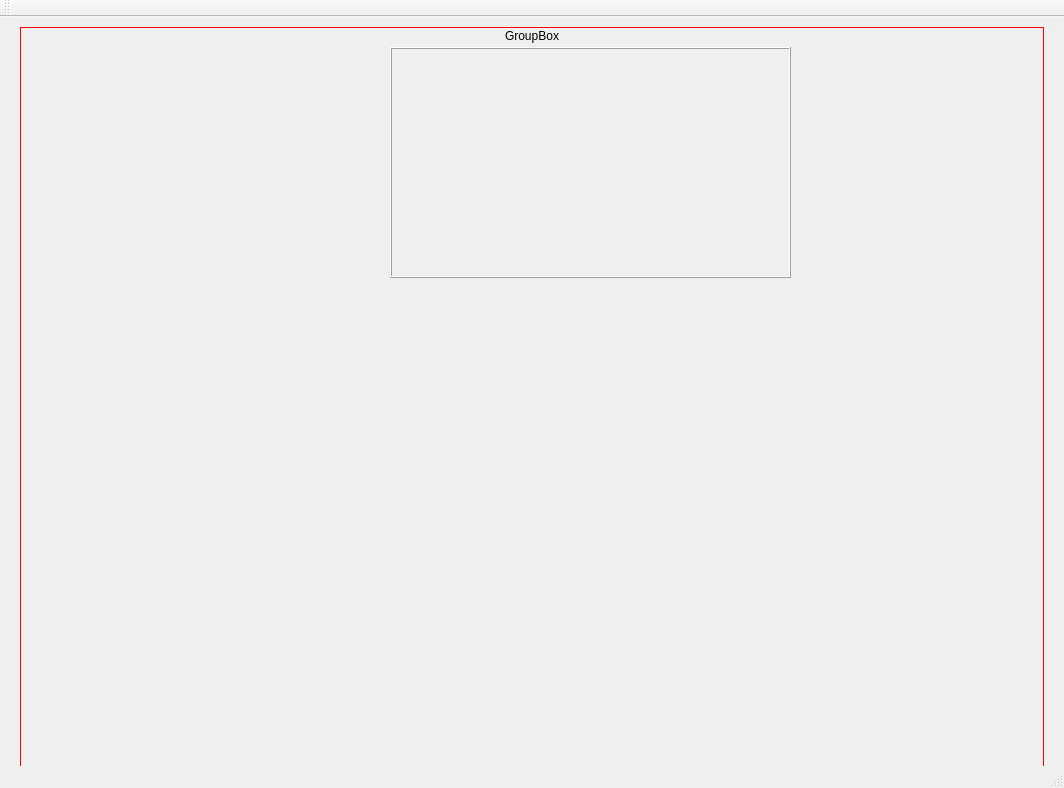
The window that mainwindow.ui (Ruj89/infmedica) describes before a commit, drawn with Qt 5.
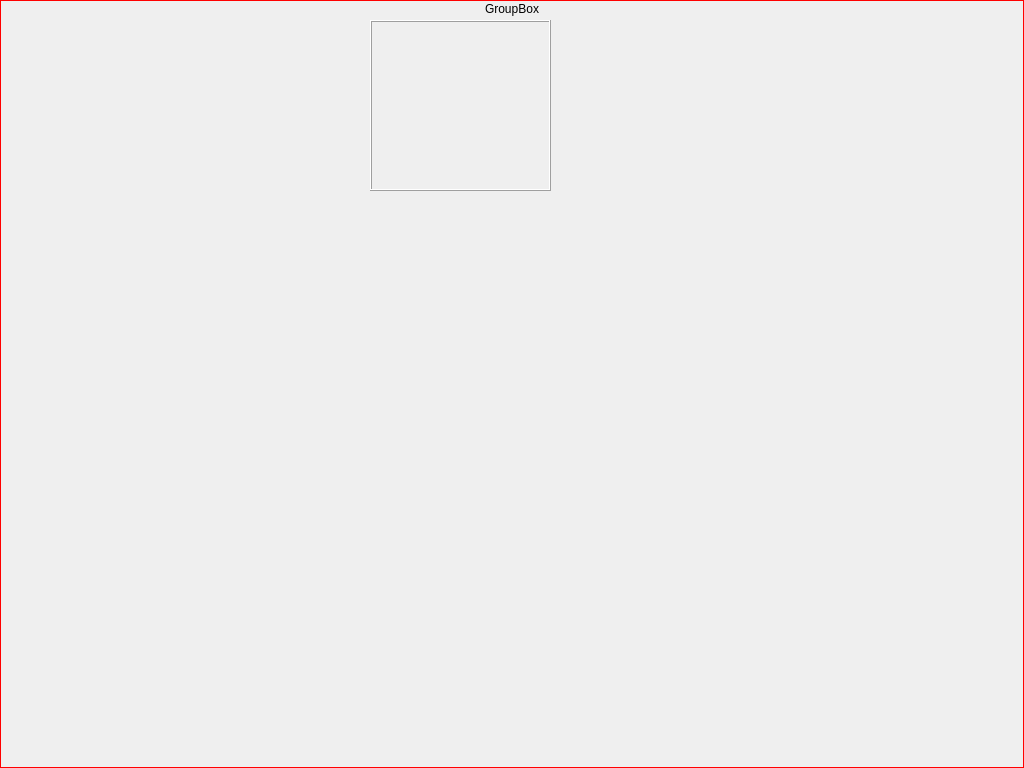
The same window after the commit.

Commit message: Modifiche alla dimensione della finestra e agli elementi inutili

What changed in the file:
```diff
--- a/mainwindow.ui
+++ b/mainwindow.ui
@@ -6,10 +6,19 @@
    <rect>
     <x>0</x>
     <y>0</y>
-    <width>1064</width>
-    <height>788</height>
+    <width>1024</width>
+    <height>768</height>
    </rect>
   </property>
+  <property name="sizePolicy">
+   <sizepolicy hsizetype="Fixed" vsizetype="Fixed">
+    <horstretch>0</horstretch>
+    <verstretch>0</verstretch>
+   </sizepolicy>
+  </property>
+  <property name="focusPolicy">
+   <enum>Qt::ClickFocus</enum>
+  </property>
   <property name="windowTitle">
    <string>VideoCapture</string>
   </property>
@@ -17,12 +26,21 @@
    <widget class="QGroupBox" name="groupBoxMain">
     <property name="geometry">
      <rect>
-      <x>20</x>
-      <y>10</y>
+      <x>0</x>
+      <y>0</y>
       <width>1024</width>
       <height>768</height>
      </rect>
     </property>
+    <property name="sizePolicy">
+     <sizepolicy hsizetype="Fixed" vsizetype="Fixed">
+      <horstretch>0</horstretch>
+      <verstretch>0</verstretch>
+     </sizepolicy>
+    </property>
+    <property name="layoutDirection">
+     <enum>Qt::LeftToRight</enum>
+    </property>
     <property name="styleSheet">
      <string notr="true">#groupBoxMain{ border: 1px solid red }</string>
     </property>
@@ -43,8 +61,8 @@
       <rect>
        <x>370</x>
        <y>20</y>
-       <width>401</width>
-       <height>231</height>
+       <width>181</width>
+       <height>171</height>
       </rect>
      </property>
      <property name="sizePolicy">
@@ -68,15 +86,6 @@
     </widget>
    </widget>
   </widget>
-  <widget class="QToolBar" name="mainToolBar">
-   <attribute name="toolBarArea">
-    <enum>TopToolBarArea</enum>
-   </attribute>
-   <attribute name="toolBarBreak">
-    <bool>false</bool>
-   </attribute>
-  </widget>
-  <widget class="QStatusBar" name="statusBar"/>
  </widget>
  <layoutdefault spacing="6" margin="11"/>
  <resources/>
```
